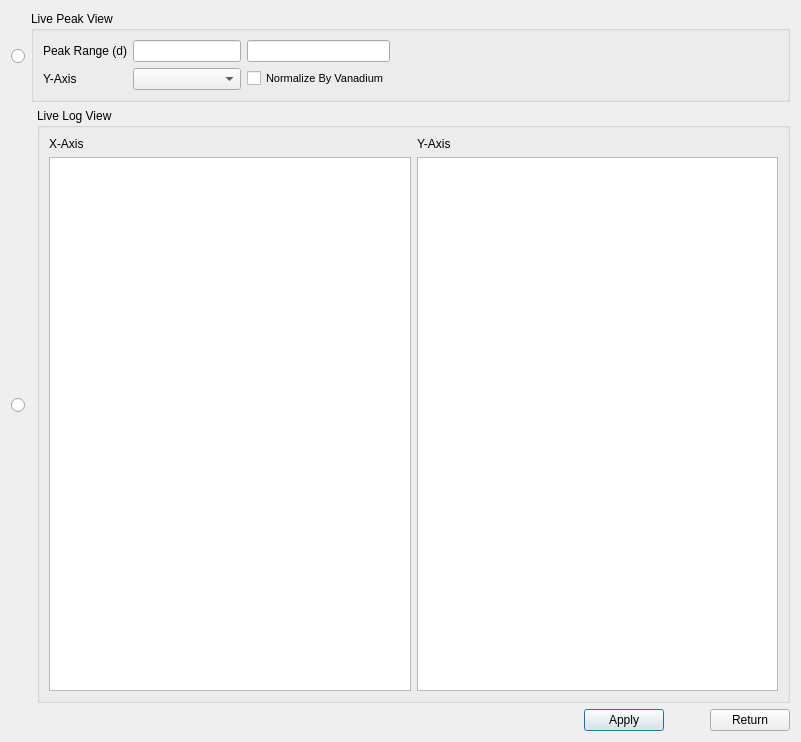
neutrons/PyVDrive, file pyvdrive/interface/gui/ui_LiveDataGPPlotSetup.ui: the form before one commit.
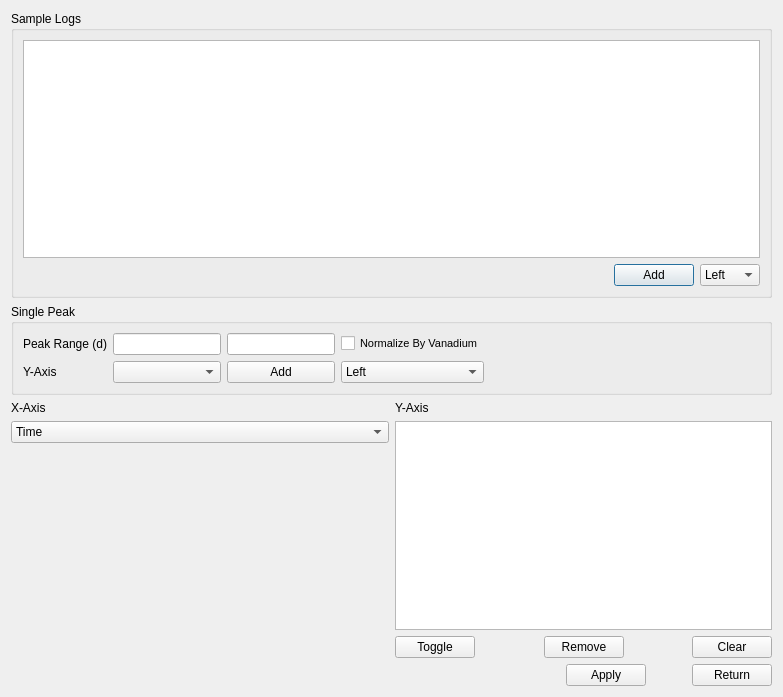
The form after the commit. Custom widgets are drawn as their Qt base class.

Commit message: Refs #89. Improved live-sample-log (in LiveVeiw) to plot log/peak with more flexibility.

```diff
--- a/pyvdrive/interface/gui/ui_LiveDataGPPlotSetup.ui
+++ b/pyvdrive/interface/gui/ui_LiveDataGPPlotSetup.ui
@@ -6,58 +6,91 @@
    <rect>
     <x>0</x>
     <y>0</y>
-    <width>801</width>
-    <height>742</height>
+    <width>783</width>
+    <height>697</height>
    </rect>
   </property>
   <property name="windowTitle">
    <string>Dialog</string>
   </property>
-  <layout class="QGridLayout" name="gridLayout_2">
-   <item row="0" column="0">
-    <widget class="QRadioButton" name="radioButton_calculatePeak">
-     <property name="text">
-      <string/>
+  <layout class="QVBoxLayout" name="verticalLayout_3">
+   <item>
+    <widget class="QGroupBox" name="groupBox">
+     <property name="title">
+      <string>Sample Logs</string>
      </property>
+     <layout class="QVBoxLayout" name="verticalLayout">
+      <item>
+       <widget class="LogSelectorTable" name="tableWidget_sampleLogs"/>
+      </item>
+      <item>
+       <layout class="QHBoxLayout" name="horizontalLayout_2">
+        <item>
+         <spacer name="horizontalSpacer_4">
+          <property name="orientation">
+           <enum>Qt::Horizontal</enum>
+          </property>
+          <property name="sizeHint" stdset="0">
+           <size>
+            <width>40</width>
+            <height>20</height>
+           </size>
+          </property>
+         </spacer>
+        </item>
+        <item>
+         <widget class="QPushButton" name="pushButton_addSampleLog">
+          <property name="text">
+           <string>Add</string>
+          </property>
+         </widget>
+        </item>
+        <item>
+         <widget class="QComboBox" name="comboBox_plotLog">
+          <item>
+           <property name="text">
+            <string>Left</string>
+           </property>
+          </item>
+          <item>
+           <property name="text">
+            <string>Right</string>
+           </property>
+          </item>
+         </widget>
+        </item>
+       </layout>
+      </item>
+     </layout>
     </widget>
    </item>
-   <item row="0" column="1" colspan="2">
+   <item>
     <widget class="QGroupBox" name="groupBox_livePeakView">
      <property name="title">
-      <string>Live Peak View</string>
+      <string>Single Peak</string>
      </property>
      <layout class="QGridLayout" name="gridLayout">
-      <item row="0" column="2">
-       <widget class="QLineEdit" name="lineEdit_dMaxPeakIntegrate">
-        <property name="sizePolicy">
-         <sizepolicy hsizetype="Preferred" vsizetype="Fixed">
-          <horstretch>0</horstretch>
-          <verstretch>0</verstretch>
-         </sizepolicy>
-        </property>
-       </widget>
-      </item>
-      <item row="0" column="0">
-       <widget class="QLabel" name="label_3">
-        <property name="text">
-         <string>Peak Range (d)</string>
-        </property>
-       </widget>
-      </item>
-      <item row="0" column="1">
-       <widget class="QLineEdit" name="lineEdit_minDPeakIntegrate">
-        <property name="sizePolicy">
-         <sizepolicy hsizetype="Preferred" vsizetype="Fixed">
-          <horstretch>0</horstretch>
-          <verstretch>0</verstretch>
-         </sizepolicy>
-        </property>
-       </widget>
-      </item>
       <item row="1" column="1">
        <widget class="QComboBox" name="comboBox_peakY"/>
       </item>
-      <item row="0" column="4">
+      <item row="1" column="0">
+       <widget class="QLabel" name="label_4">
+        <property name="text">
+         <string>Y-Axis</string>
+        </property>
+       </widget>
+      </item>
+      <item row="0" column="1">
+       <widget class="QLineEdit" name="lineEdit_minDPeakIntegrate">
+        <property name="sizePolicy">
+         <sizepolicy hsizetype="Preferred" vsizetype="Fixed">
+          <horstretch>0</horstretch>
+          <verstretch>0</verstretch>
+         </sizepolicy>
+        </property>
+       </widget>
+      </item>
+      <item row="0" column="5">
        <spacer name="horizontalSpacer_3">
         <property name="orientation">
          <enum>Qt::Horizontal</enum>
@@ -70,7 +103,31 @@
         </property>
        </spacer>
       </item>
+      <item row="0" column="0">
+       <widget class="QLabel" name="label_3">
+        <property name="text">
+         <string>Peak Range (d)</string>
+        </property>
+       </widget>
+      </item>
       <item row="1" column="2">
+       <widget class="QPushButton" name="pushButton_addPeakParam">
+        <property name="text">
+         <string>Add</string>
+        </property>
+       </widget>
+      </item>
+      <item row="0" column="2">
+       <widget class="QLineEdit" name="lineEdit_dMaxPeakIntegrate">
+        <property name="sizePolicy">
+         <sizepolicy hsizetype="Preferred" vsizetype="Fixed">
+          <horstretch>0</horstretch>
+          <verstretch>0</verstretch>
+         </sizepolicy>
+        </property>
+       </widget>
+      </item>
+      <item row="0" column="4">
        <widget class="QCheckBox" name="checkBox_normByVan">
         <property name="font">
          <font>
@@ -82,53 +139,138 @@
         </property>
        </widget>
       </item>
-      <item row="1" column="0">
-       <widget class="QLabel" name="label_4">
-        <property name="text">
-         <string>Y-Axis</string>
-        </property>
+      <item row="1" column="4">
+       <widget class="QComboBox" name="comboBox_plotPeak">
+        <item>
+         <property name="text">
+          <string>Left</string>
+         </property>
+        </item>
+        <item>
+         <property name="text">
+          <string>Right</string>
+         </property>
+        </item>
        </widget>
       </item>
      </layout>
     </widget>
    </item>
-   <item row="1" column="0" colspan="2">
-    <widget class="QRadioButton" name="radioButton_viewSampleLog">
-     <property name="text">
-      <string/>
-     </property>
-    </widget>
+   <item>
+    <layout class="QGridLayout" name="gridLayout_2">
+     <item row="1" column="0">
+      <layout class="QVBoxLayout" name="verticalLayout_2">
+       <item>
+        <widget class="QComboBox" name="comboBox_X">
+         <property name="sizePolicy">
+          <sizepolicy hsizetype="Expanding" vsizetype="Fixed">
+           <horstretch>0</horstretch>
+           <verstretch>0</verstretch>
+          </sizepolicy>
+         </property>
+         <item>
+          <property name="text">
+           <string>Time</string>
+          </property>
+         </item>
+        </widget>
+       </item>
+       <item>
+        <spacer name="verticalSpacer">
+         <property name="orientation">
+          <enum>Qt::Vertical</enum>
+         </property>
+         <property name="sizeType">
+          <enum>QSizePolicy::Preferred</enum>
+         </property>
+         <property name="sizeHint" stdset="0">
+          <size>
+           <width>0</width>
+           <height>187</height>
+          </size>
+         </property>
+        </spacer>
+       </item>
+      </layout>
+     </item>
+     <item row="0" column="1">
+      <widget class="QLabel" name="label_2">
+       <property name="text">
+        <string>Y-Axis</string>
+       </property>
+      </widget>
+     </item>
+     <item row="0" column="0">
+      <widget class="QLabel" name="label">
+       <property name="text">
+        <string>X-Axis</string>
+       </property>
+      </widget>
+     </item>
+     <item row="1" column="1">
+      <widget class="LogSelectorTable" name="tableWidget_plotYAxis">
+       <property name="sizePolicy">
+        <sizepolicy hsizetype="Expanding" vsizetype="Preferred">
+         <horstretch>0</horstretch>
+         <verstretch>0</verstretch>
+        </sizepolicy>
+       </property>
+      </widget>
+     </item>
+     <item row="2" column="1">
+      <layout class="QHBoxLayout" name="horizontalLayout_3">
+       <item>
+        <widget class="QPushButton" name="pushButton_toggle">
+         <property name="text">
+          <string>Toggle</string>
+         </property>
+        </widget>
+       </item>
+       <item>
+        <spacer name="horizontalSpacer_5">
+         <property name="orientation">
+          <enum>Qt::Horizontal</enum>
+         </property>
+         <property name="sizeHint" stdset="0">
+          <size>
+           <width>40</width>
+           <height>20</height>
+          </size>
+         </property>
+        </spacer>
+       </item>
+       <item>
+        <widget class="QPushButton" name="pushButton_remove">
+         <property name="text">
+          <string>Remove</string>
+         </property>
+        </widget>
+       </item>
+       <item>
+        <spacer name="horizontalSpacer_6">
+         <property name="orientation">
+          <enum>Qt::Horizontal</enum>
+         </property>
+         <property name="sizeHint" stdset="0">
+          <size>
+           <width>40</width>
+           <height>20</height>
+          </size>
+         </property>
+        </spacer>
+       </item>
+       <item>
+        <widget class="QPushButton" name="pushButton_clear">
+         <property name="text">
+          <string>Clear</string>
+         </property>
+        </widget>
+       </item>
+      </layout>
+     </item>
+    </layout>
    </item>
-   <item row="1" column="2">
-    <widget class="QGroupBox" name="groupBox_sampleLogView">
-     <property name="title">
-      <string>Live Log View</string>
-     </property>
-     <layout class="QGridLayout" name="gridLayout_3">
-      <item row="1" column="0">
-       <widget class="LogSelectorTable" name="tableWidget_AxisX"/>
-      </item>
-      <item row="1" column="1">
-       <widget class="LogSelectorTable" name="tableWidget_AxisY"/>
-      </item>
-      <item row="0" column="0">
-       <widget class="QLabel" name="label">
-        <property name="text">
-         <string>X-Axis</string>
-        </property>
-       </widget>
-      </item>
-      <item row="0" column="1">
-       <widget class="QLabel" name="label_2">
-        <property name="text">
-         <string>Y-Axis</string>
-        </property>
-       </widget>
-      </item>
-     </layout>
-    </widget>
-   </item>
-   <item row="2" column="2">
+   <item>
     <layout class="QHBoxLayout" name="horizontalLayout">
      <item>
       <spacer name="horizontalSpacer_2">
```
The commit also changes 4 other files.
